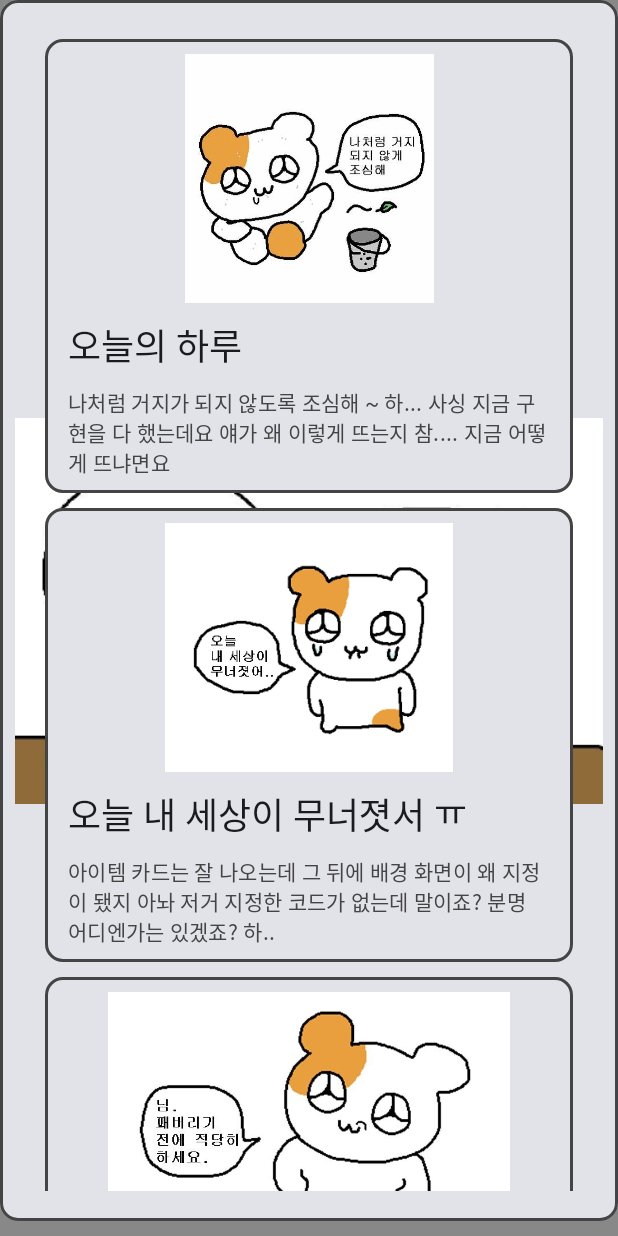
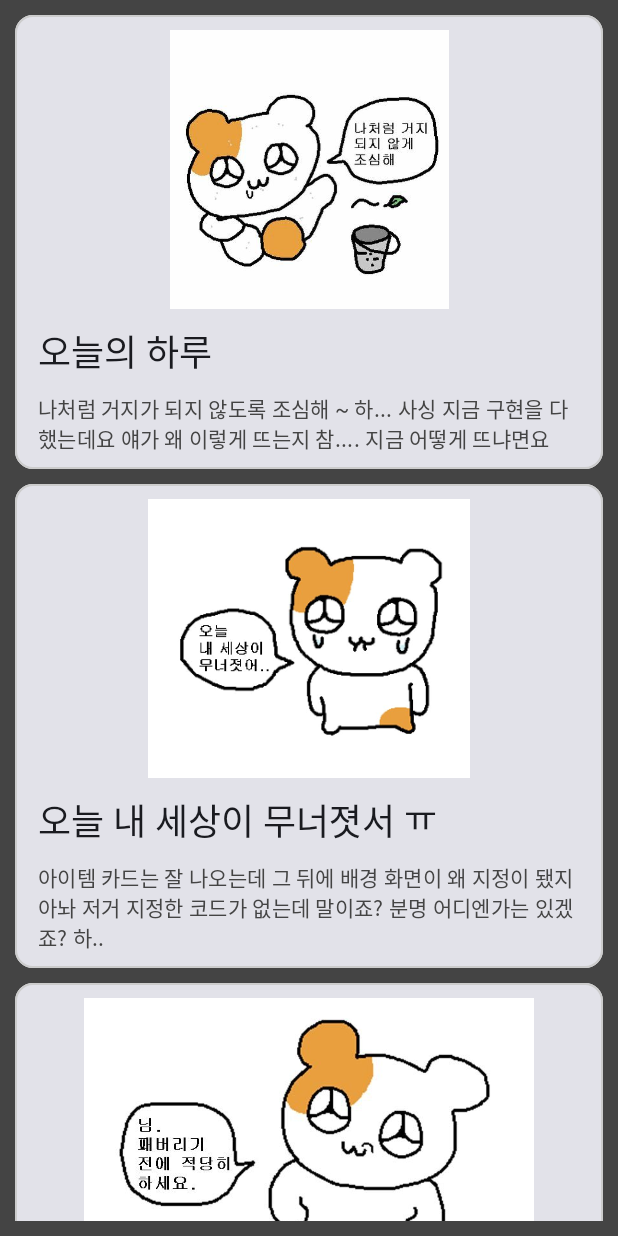
Before and after one commit to Pohanghang-Compose/yuri-kang, an Android app built with Jetpack Compose: the screen it shows after launch (MainActivity), on a phone screen of 412 x 824 dp. Run offline under Robolectric (Android 15) with nearby library versions, the phone set to English and light mode, and no system bars.

Commit message:
[week2] 디자인 수정

```diff
--- a/week2catalogApp/app/src/main/java/org/sopt/week2_catalogapp/ItemView.kt
+++ b/week2catalogApp/app/src/main/java/org/sopt/week2_catalogapp/ItemView.kt
@@ -7,10 +7,8 @@ import androidx.compose.foundation.layout.Column
 import androidx.compose.foundation.layout.fillMaxSize
 import androidx.compose.foundation.layout.fillMaxWidth
 import androidx.compose.foundation.layout.padding
-import androidx.compose.foundation.layout.wrapContentSize
 import androidx.compose.foundation.layout.wrapContentWidth
 import androidx.compose.material3.Card
-import androidx.compose.material3.CardColors
 import androidx.compose.material3.MaterialTheme
 import androidx.compose.material3.Text
 import androidx.compose.runtime.Composable
@@ -27,7 +25,7 @@ import org.sopt.week2_catalogapp.ui.theme.Week2catalogAppTheme
 fun ItemCard(data: Data) {
     Card(
         modifier = Modifier.fillMaxWidth().padding(bottom = 10.dp),
-        border = BorderStroke(2.dp, color = Color.DarkGray),
+        border = BorderStroke(1.dp, color = Color.LightGray),
     ) {
         ItemImage(
             imageResource = data.image,
@@ -42,7 +40,7 @@ fun ItemCard(data: Data) {
 fun ItemImage(imageResource: Int, content: String) {
     Column(
         verticalArrangement = Arrangement.Bottom,
-        modifier = Modifier.padding(10.dp)
+        modifier = Modifier.padding(10.dp),
     ) {
         val painter =
             rememberAsyncImagePainter(
--- a/week2catalogApp/app/src/main/java/org/sopt/week2_catalogapp/MainActivity.kt
+++ b/week2catalogApp/app/src/main/java/org/sopt/week2_catalogapp/MainActivity.kt
@@ -3,10 +3,8 @@ package org.sopt.week2_catalogapp
 import android.os.Bundle
 import androidx.activity.ComponentActivity
 import androidx.activity.compose.setContent
-import androidx.compose.foundation.layout.Spacer
 import androidx.compose.foundation.layout.fillMaxSize
 import androidx.compose.foundation.layout.fillMaxWidth
-import androidx.compose.foundation.layout.height
 import androidx.compose.foundation.layout.padding
 import androidx.compose.foundation.lazy.LazyColumn
 import androidx.compose.foundation.lazy.items
@@ -25,13 +23,11 @@ class MainActivity : ComponentActivity() {
     override fun onCreate(savedInstanceState: Bundle?) {
         super.onCreate(savedInstanceState)
         setContent {
-            Week2catalogAppTheme {
-                Surface(
-                    modifier = Modifier.fillMaxSize(),
-                    color = Color.Gray,
-                ) {
-                    CatalogAppPreview()
-                }
+            Surface(
+                modifier = Modifier.fillMaxSize(),
+                color = Color.DarkGray,
+            ) {
+                CatalogAppPreview()
             }
         }
     }
@@ -42,12 +38,8 @@ fun ScrollList(data: State<List<Data>?>) {
     LazyColumn(
         modifier = Modifier
             .fillMaxWidth()
-            .padding(start = 30.dp, end = 30.dp, top = 10.dp, bottom = 30.dp),
+            .padding(start = 10.dp, end = 10.dp, top = 10.dp, bottom = 10.dp),
     ) {
-        item {
-            Spacer(modifier = Modifier.height(16.dp))
-        }
-
         data.value?.let {
             items(it) { item ->
                 ItemCard(item)
@@ -62,10 +54,6 @@ fun CatalogAppPreview() {
     Week2catalogAppTheme {
         val dataListState = remember { mutableStateOf(dataList) }
 
-        dataList.forEach { data ->
-            ItemCard(data)
-        }
-
         ScrollList(dataListState)
     }
 }
```
